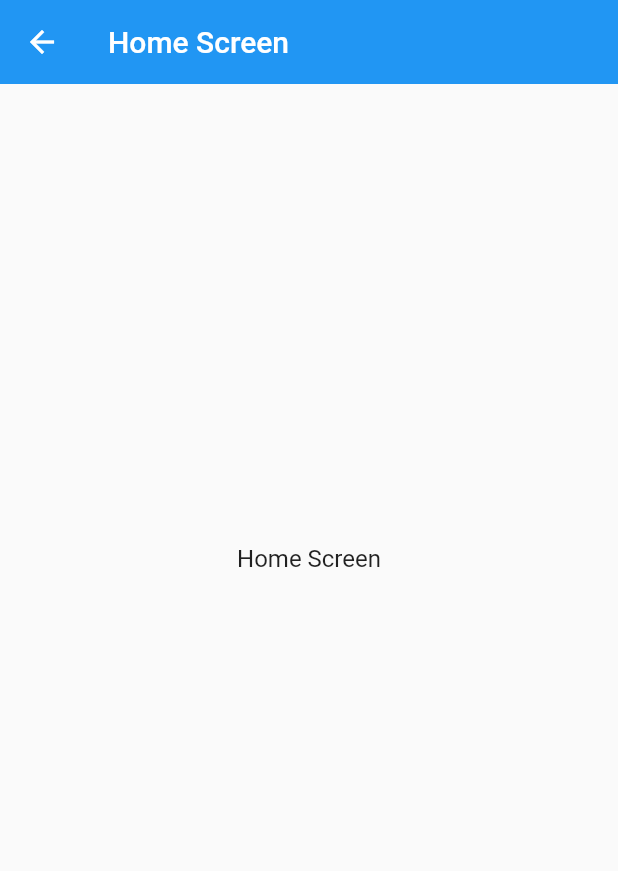
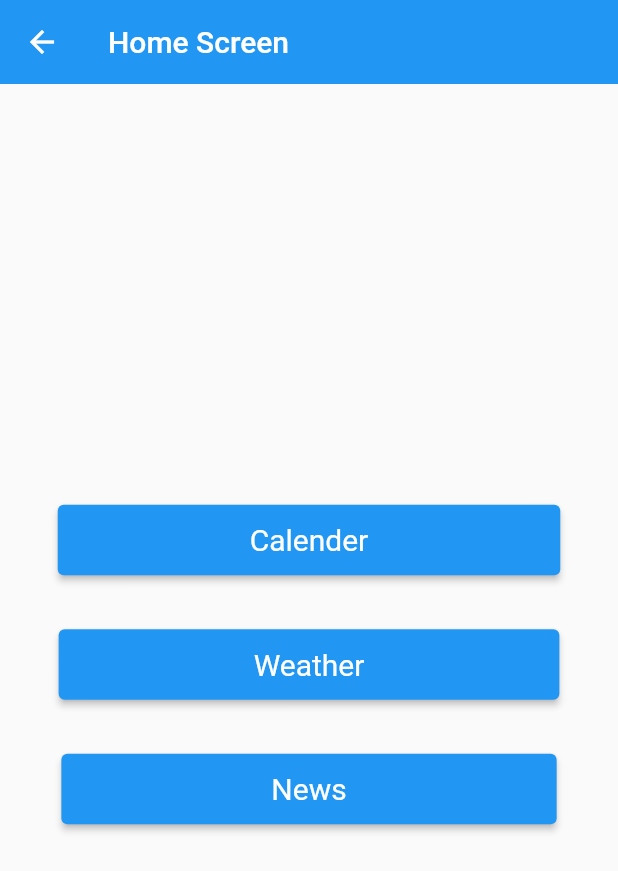
Before and after one commit to YaxPatel25/WebApp_Assignment-4, a Flutter app: the HomeRoute screen opened directly, on a phone screen of 412 x 824 dp. Shown: the top 871 px of the screen. Run offline on Flutter 3.47's test engine with Material 2 defaults, Android fonts, the phone set to English and light mode, and no system bars; our stand-ins replace firebase_auth, firebase_core; accounts and stored records are empty.

Commit message:
Widget Screens are created

```diff
--- /dev/null
+++ b/lib/Calender.dart
@@ -0,0 +1,23 @@
+import 'package:flutter/material.dart';
+
+class Calender extends StatelessWidget {
+  @override
+  Widget build(BuildContext context) {
+    return Scaffold(
+      appBar: AppBar(
+        title: Text('Calender Screen'),
+        elevation: 0,
+      ),
+      body: Center(
+          child: Column(
+            children: <Widget>[
+              new Padding(padding: EdgeInsets.only(top: 27.0)),
+              new Text(
+                'Calender Screen',
+                style: new TextStyle(fontSize: 16.0),
+              ),
+            ],
+          )),
+    );
+  }
+}
--- a/lib/HomeRoute.dart
+++ b/lib/HomeRoute.dart
@@ -14,10 +14,43 @@ class HomeRoute extends StatelessWidget {
           child: Column(
             children: <Widget>[
               new Padding(padding: EdgeInsets.all(140.0)),
-              new Padding(padding: EdgeInsets.only(top: 27.0)),
-              new Text(
-                'Home Screen',
-                style: new TextStyle(fontSize: 16.0),
+              ElevatedButton(
+                child: Text('Calender'),
+                onPressed: () {
+                  Navigator.pushNamed(context, '/calender');
+                },
+                style: ElevatedButton.styleFrom(
+                    primary: Colors.blue,
+                    padding: EdgeInsets.symmetric(horizontal: 128, vertical: 12),
+                    textStyle: TextStyle(
+                      fontSize: 20,
+                    )),
+              ),
+              new Padding(padding: EdgeInsets.only(top: 35.0)),
+              ElevatedButton(
+                child: Text('Weather'),
+                onPressed: () {
+                  Navigator.pushNamed(context, '/weather');
+                },
+                style: ElevatedButton.styleFrom(
+                    primary: Colors.blue,
+                    padding: EdgeInsets.symmetric(horizontal: 130, vertical: 12),
+                    textStyle: TextStyle(
+                      fontSize: 20,
+                    )),
+              ),
+              new Padding(padding: EdgeInsets.only(top: 35.0)),
+              ElevatedButton(
+                child: Text('News'),
+                onPressed: () {
+                  Navigator.pushNamed(context, '/news');
+                },
+                style: ElevatedButton.styleFrom(
+                    primary: Colors.blue,
+                    padding: EdgeInsets.symmetric(horizontal: 140, vertical: 12),
+                    textStyle: TextStyle(
+                      fontSize: 20,
+                    )),
               ),
             ],
           )),
--- a/lib/main.dart
+++ b/lib/main.dart
@@ -1,5 +1,7 @@
 // import 'package:firebase_auth/firebase_auth.dart';
 import 'package:assignment4/AuthService.dart';
+import 'package:assignment4/News.dart';
+import 'package:assignment4/Weather.dart';
 import 'package:assignment4/Wrapper.dart';
 import 'package:firebase_core/firebase_core.dart';
 import 'package:flutter/material.dart';
@@ -8,6 +10,7 @@ import 'package:provider/provider.dart';
 import 'HomeRoute.dart';
 import 'LogIn.dart';
 import 'SignUp.dart';
+import 'Calender.dart';
 // import 'package:firebase_core/firebase_core.dart';
 //import 'package:url_launcher/url_launcher.dart';
 
@@ -34,6 +37,9 @@ class MyApp extends StatelessWidget{
           '/': (context) => Wrapper(),
           '/login': (context) => LogIn(),
           '/signup': (context) => SignUp(),
+          '/calender': (context) => Calender(),
+          '/weather': (context) => Weather(),
+          '/news': (context) => News()
         },
       )
     );
```
Also changed, not shown: lib/News.dart (added, +24 -0 lines), lib/Weather.dart (added, +23 -0 lines).
